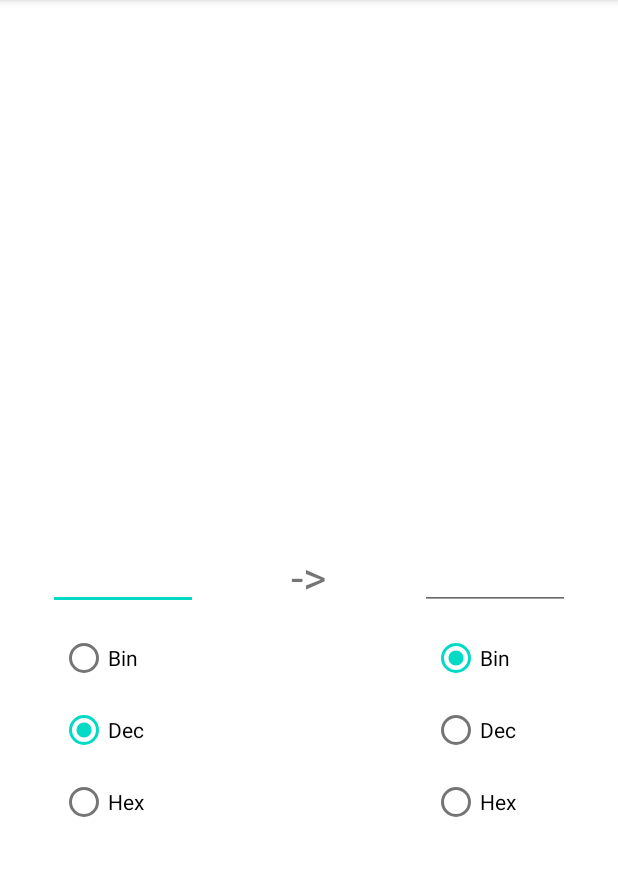
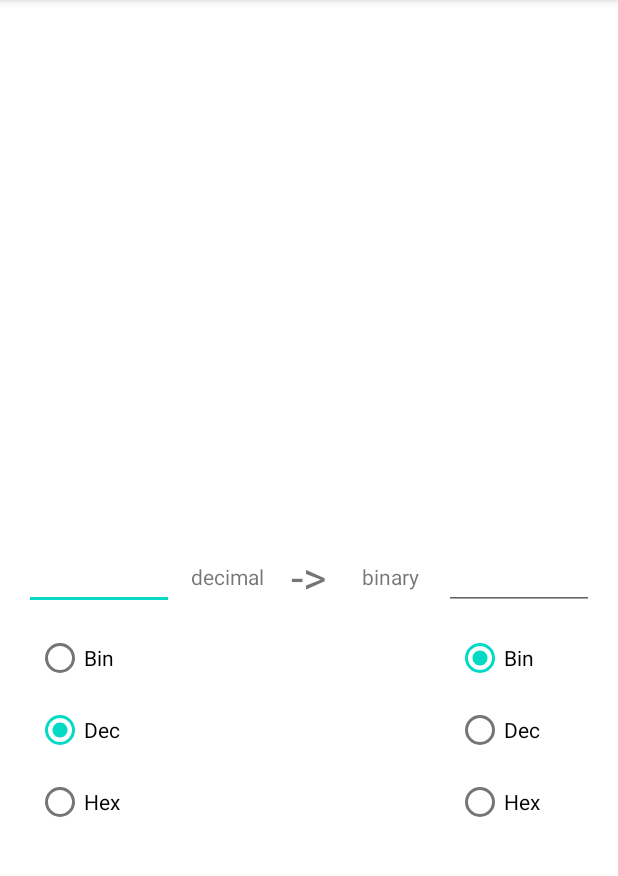
Before and after one commit to SEKI-YUTA/Android_HexDecimalConverter, an Android app: the screen it shows after launch (MainActivity), on a phone screen of 412 x 824 dp, the part 84-960 px from its top. Run offline under Robolectric (Android 15) with nearby library versions, the phone set to English and light mode, and no system bars.

```diff
--- a/app/src/main/java/com/yuta/hexdecimalconverter/MainActivity.java
+++ b/app/src/main/java/com/yuta/hexdecimalconverter/MainActivity.java
@@ -16,11 +16,6 @@ public class MainActivity extends AppCompatActivity {
     private RadioButton input_bin, input_dec, input_hex,
             output_bin, output_dec, output_hex;
 
-    /**
-     * 1 bin
-     * 2 dec
-     * 3 hex
-     */
     private HexDecimalTypes inputType = HexDecimalTypes.DEC;
     private HexDecimalTypes outputType = HexDecimalTypes.BIN;
     @Override
@@ -56,13 +51,8 @@ public class MainActivity extends AppCompatActivity {
             public void onTextChanged(CharSequence charSequence, int i, int i1, int i2) {
                 String inputStr = charSequence.toString().replaceAll("\n", "");
                 Log.d("onTextChanged", inputStr);
-//                if(inputStr.equals("")) {
-//
-//                }
                 String outputStr = convertHexDecimal(inputStr);
-
                 edit_output.setText(outputStr);
-
             }
 
             @Override
@@ -111,7 +101,6 @@ public class MainActivity extends AppCompatActivity {
         });
     }
 
-
     private String convertHexDecimal(String inputStr) {
         String outputStr = "";
         try {
@@ -120,14 +109,14 @@ public class MainActivity extends AppCompatActivity {
                 case BIN:
                     decInt = Integer.parseInt(inputStr, 2);
                     break;
+                default:
                 case DEC:
                     decInt = Integer.parseInt(inputStr);
                     break;
                 case HEX:
                     decInt = Integer.parseInt(inputStr, 16);
                     break;
-                default:
-                    decInt = Integer.parseInt(inputStr);
+//                    decInt = Integer.parseInt(inputStr);
             }
 
             switch(outputType) {
@@ -145,7 +134,6 @@ public class MainActivity extends AppCompatActivity {
         } catch (NumberFormatException e) {
             e.printStackTrace();
         }
-
         return outputStr;
     }
 }
--- a/app/src/main/res/layout/activity_main.xml
+++ b/app/src/main/res/layout/activity_main.xml
@@ -10,7 +10,7 @@
         android:id="@+id/edit_input"
         android:layout_width="100dp"
         android:layout_height="wrap_content"
-        android:layout_marginStart="32dp"
+        android:layout_marginStart="16dp"
         android:maxLines="1"
         app:layout_constraintBottom_toBottomOf="parent"
         app:layout_constraintStart_toStartOf="parent"
@@ -27,11 +27,31 @@
         app:layout_constraintStart_toEndOf="@+id/edit_input"
         app:layout_constraintTop_toTopOf="@+id/edit_input" />
 
+    <TextView
+        android:id="@+id/tv_inputType"
+        android:layout_width="wrap_content"
+        android:layout_height="wrap_content"
+        android:text="decimal"
+        app:layout_constraintBottom_toBottomOf="@+id/textView"
+        app:layout_constraintEnd_toStartOf="@+id/textView"
+        app:layout_constraintStart_toEndOf="@+id/edit_input"
+        app:layout_constraintTop_toTopOf="@+id/textView" />
+
+    <TextView
+        android:id="@+id/tv_outputType"
+        android:layout_width="wrap_content"
+        android:layout_height="wrap_content"
+        android:text="binary"
+        app:layout_constraintBottom_toBottomOf="@+id/edit_output"
+        app:layout_constraintEnd_toStartOf="@+id/edit_output"
+        app:layout_constraintStart_toEndOf="@+id/textView"
+        app:layout_constraintTop_toTopOf="@+id/edit_output" />
+
     <EditText
         android:id="@+id/edit_output"
         android:layout_width="100dp"
         android:layout_height="wrap_content"
-        android:layout_marginEnd="32dp"
+        android:layout_marginEnd="16dp"
         android:maxLines="1"
         app:layout_constraintBottom_toBottomOf="@+id/edit_input"
         app:layout_constraintEnd_toEndOf="parent"
--- a/gradle.properties
+++ b/gradle.properties
@@ -6,11 +6,12 @@
 # http://www.gradle.org/docs/current/userguide/build_environment.html
 # Specifies the JVM arguments used for the daemon process.
 # The setting is particularly useful for tweaking memory settings.
-org.gradle.jvmargs=-Xmx2048m -Dfile.encoding=UTF-8
+org.gradle.jvmargs=-Xmx4096m -Dfile.encoding=UTF-8
 # When configured, Gradle will run in incubating parallel mode.
 # This option should only be used with decoupled projects. More details, visit
 # http://www.gradle.org/docs/current/userguide/multi_project_builds.html#sec:decoupled_projects
-# org.gradle.parallel=true
+org.gradle.parallel=true
+org.gradle.daemon=true
 # AndroidX package structure to make it clearer which packages are bundled with the
 # Android operating system, and which are packaged with your app's APK
 # https://developer.android.com/topic/libraries/support-library/androidx-rn
```
